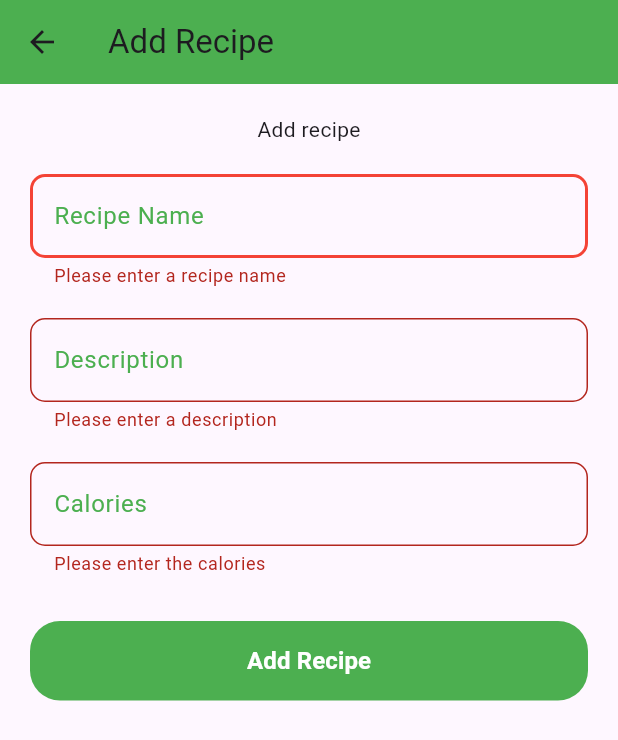
After one commit to Yaksha69/RecipeMobileApp, a Flutter app: the Addrecipe screen opened by its route, after a tap on "Add Recipe", on a phone screen of 412 x 824 dp. The commit adds this screen. Shown: the top 740 px of the screen. Run offline on Flutter 3.47's test engine with Material 3 defaults, Android fonts, the phone set to English and light mode, and no system bars.

Commit message:
ADD RECIPE

```diff
--- a/lib/main.dart
+++ b/lib/main.dart
@@ -3,11 +3,16 @@ import 'package:flutter/material.dart';
 
 import 'pages/dashboard.dart';
 import 'pages/list_item.dart';
+import 'pages/add_recipe.dart';
 
 void main() {
   runApp(
     MaterialApp(
-      home: ListItem(),
+      routes: {
+        '/': (context) => const ListItem(),
+        '/list': (context) =>  ListItem(),
+        '/add': (context) => const Addrecipe(),
+      },
     ),
   );
 }
--- /dev/null
+++ b/lib/pages/add_recipe.dart
@@ -0,0 +1,201 @@
+import 'package:flutter/material.dart';
+
+class Addrecipe extends StatefulWidget {
+  const Addrecipe({super.key});
+
+  @override
+  State<Addrecipe> createState() => _AddrecipeState();
+}
+
+class _AddrecipeState extends State<Addrecipe> {
+
+  final _formKey = GlobalKey<FormState>();
+  String _name = '';
+  String _description = '';
+  String _calories = '';
+
+
+  @override
+  Widget build(BuildContext context) {
+    return Scaffold(
+      appBar: AppBar(
+        title: const Text('Add Recipe'),
+        backgroundColor: Colors.green,
+      ),
+      body: Container(
+        margin: const EdgeInsets.all(20.0),
+        child: Form(
+          key: _formKey,
+          child: Column(
+            children: [
+              const Text('Add recipe'),
+              Container(
+                margin: const EdgeInsets.only(top: 20.0, bottom: 10.0),
+                child: TextFormField(
+                  decoration: const InputDecoration(
+                    labelText: 'Recipe Name',
+                    labelStyle: TextStyle(
+                      color: Colors.green,
+                      fontSize: 16.0,
+                    ),
+                    border: OutlineInputBorder(
+                      borderRadius: BorderRadius.all(Radius.circular(10.0)),
+                      borderSide: BorderSide(
+                        color: Colors.green,
+                        width: 2.0,
+                      ),
+                    ),
+                    enabledBorder: OutlineInputBorder(
+                      borderRadius: BorderRadius.all(Radius.circular(10.0)),
+                      borderSide: BorderSide(
+                        color: Colors.green,
+                        width: 0.9,
+                      ),
+                    ),
+                    errorBorder: OutlineInputBorder(
+                      borderRadius: BorderRadius.all(Radius.circular(10.0)),
+                      borderSide: BorderSide(
+                        color: Colors.red,
+                        width: 2.0,
+                      ),
+                    ),
+                    focusedBorder: OutlineInputBorder(
+                      borderRadius: BorderRadius.all(Radius.circular(10.0)),
+                      borderSide: BorderSide(
+                        color: Color.fromARGB(255, 0, 126, 4),
+                        width: 2.0,
+                      ),
+                    ),
+                  ),
+                  validator: (value){
+                    if (value == null || value.isEmpty) {
+                      return 'Please enter a recipe name';
+                    }
+                    return null;
+                  },
+                ),
+              ),
+              Container(
+                margin: const EdgeInsets.only(top: 10.0, bottom: 10.0),
+                child: TextFormField(
+                  decoration: const InputDecoration(
+                    labelText: 'Description',
+                    labelStyle: TextStyle(
+                      color: Colors.green,
+                      fontSize: 16.0,
+                    ),
+                    border: OutlineInputBorder(
+                      borderRadius: BorderRadius.all(Radius.circular(10.0)),
+                      borderSide: BorderSide(
+                        color: Colors.green,
+                        width: 2.0,
+                      ),
+                    ),
+                    enabledBorder: OutlineInputBorder(
+                      borderRadius: BorderRadius.all(Radius.circular(10.0)),
+                      borderSide: BorderSide(
+                        color: Colors.green,
+                        width: 0.5,
+                      ),
+                    ),
+                    focusedBorder: OutlineInputBorder(
+                      borderRadius: BorderRadius.all(Radius.circular(10.0)),
+                      borderSide: BorderSide(
+                        color: Color.fromARGB(255, 0, 126, 4),
+                        width: 2.0,
+                      ),
+                    ),
+                  ),
+                  validator: (value) {
+                    if (value == null || value.isEmpty) {
+                      return 'Please enter a description';
+                    }
+                    return null;
+                  },
+                ),
+              ),
+              Container(
+                margin: const EdgeInsets.only(top: 10.0, bottom: 10.0),
+                child: TextFormField(
+                  decoration: const InputDecoration(
+                    labelText: 'Calories',
+                    labelStyle: TextStyle(
+                      color: Colors.green,
+                      fontSize: 16.0,
+                    ),
+                    border: OutlineInputBorder(
+                      borderRadius: BorderRadius.all(Radius.circular(10.0)),
+                      borderSide: BorderSide(
+                        color: Colors.green,
+                        width: 2.0,
+                      ),
+                    ),
+                    enabledBorder: OutlineInputBorder(
+                      borderRadius: BorderRadius.all(Radius.circular(10.0)),
+                      borderSide: BorderSide(
+                        color: Colors.green,
+                        width: 0.5,
+                        style: BorderStyle.solid,
+                      ),
+                    ),
+                    focusedBorder: OutlineInputBorder(
+                      borderRadius: BorderRadius.all(Radius.circular(10.0)),
+                      borderSide: BorderSide(
+                        color: Color.fromARGB(255, 0, 126, 4),
+                        width: 2.0,
+                      ),
+                    ),
+                  ),
+                  validator: (value) {
+                    if (value == null || value.isEmpty) {
+                      return 'Please enter the calories';
+                    }
+                    return null;
+                  },
+                ),
+              ),
+              Container(
+                margin: const EdgeInsets.symmetric(vertical: 20.0),
+                child: Column(
+                  crossAxisAlignment: CrossAxisAlignment.stretch,
+                  children: [
+                    FilledButton(
+                      onPressed: () {
+                        if (_formKey.currentState!.validate()) {
+                          // Process the data.
+                          print('Recipe Name: ${_name}');
+                        }
+                      },
+                      style: ButtonStyle(
+                        backgroundColor: WidgetStateProperty.all<Color>(
+                          Colors.green,
+                        ),
+                        padding: WidgetStateProperty.all<EdgeInsets>(
+                          const EdgeInsets.symmetric(vertical: 15.0),
+                        ),
+                        shape: WidgetStateProperty.all<RoundedRectangleBorder>(
+                          RoundedRectangleBorder(
+                            borderRadius: BorderRadius.circular(20.0),
+                          ),
+                        ),
+                      ),
+                      child: Text(
+                        'Add Recipe',
+                        style: TextStyle(
+                          color: Colors.white,
+                          fontSize: 16.0,
+                          fontWeight: FontWeight.bold,
+                        ),
+                      ),
+
+                    )
+                  ],
+                ),
+              ),
+            ],
+          ),
+        ),
+      ),
+    );
+  }
+}
--- a/lib/pages/list_item.dart
+++ b/lib/pages/list_item.dart
@@ -1,6 +1,6 @@
 import 'package:flutter/material.dart';
 import 'package:recipeapp/pages/recipe.dart';
-import 'package:recipeapp/pages/itemcard.dart';
+import 'package:recipeapp/pages/item_card.dart';
 
 class ListItem extends StatefulWidget {
   const ListItem({super.key});
@@ -55,6 +55,16 @@ class _ListItemState extends State<ListItem> {
           children: recipes.map((recipe) => Itemcard(recipe: recipe)).toList(),
         ),
       ),
+      floatingActionButton: FloatingActionButton(
+        onPressed: () {
+          Navigator.pushNamed(context, '/add');
+        },
+        backgroundColor: Colors.green,
+        child: const Icon(
+          Icons.add,
+          color: Colors.white,
+        ),
+      ),
     );
   }
 }
```
Also changed, not shown: lib/pages/item_card.dart (renamed from lib/pages/itemcard.dart).
